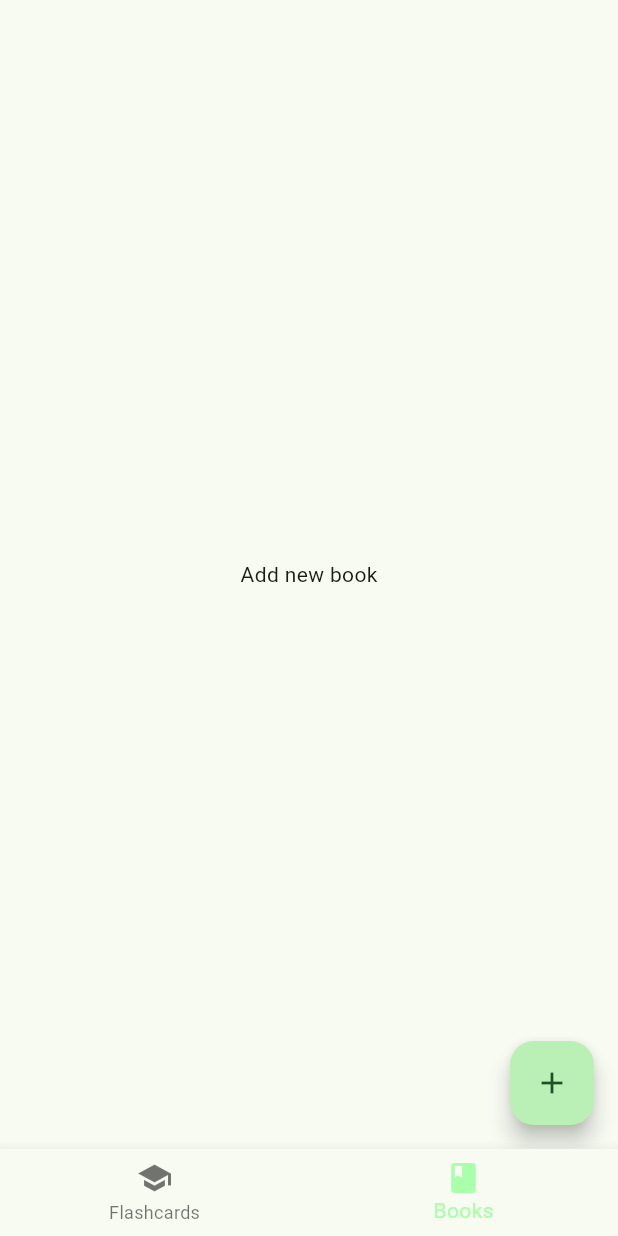
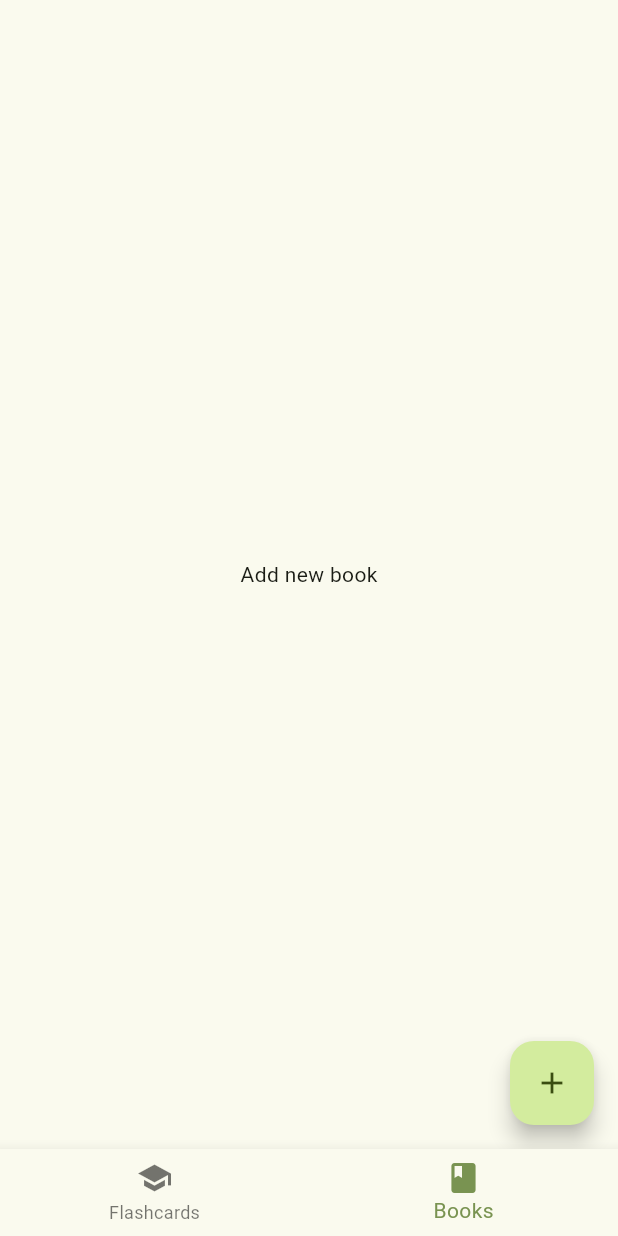
Before and after one commit to pablolambo/FlashRead, a Flutter app: the screen it shows after launch, item 2 of the bottom bar chosen, on a phone screen of 412 x 824 dp. Run offline on Flutter 3.47's test engine with Material 3 defaults, Android fonts, the phone set to English and light mode, and no system bars.

Commit message:
Added colors

```diff
--- a/src/flash_read/lib/main.dart
+++ b/src/flash_read/lib/main.dart
@@ -13,7 +13,12 @@ class FlashReadApp extends StatelessWidget {
     return MaterialApp(
       title: 'FlashRead',
       theme: ThemeData(
-        colorScheme: ColorScheme.fromSeed(seedColor: const Color(0xFFAAFFAA)),
+        colorScheme: ColorScheme.fromSeed(
+          seedColor: const Color.fromARGB(255, 215, 237, 168),
+          primary: const Color.fromARGB(255, 121, 147, 81),
+          secondary: const Color.fromARGB(255, 215, 237, 168),
+          brightness: Brightness.light,
+        ),
         useMaterial3: true,
       ),
       home: const NavigationBarApp(),
--- a/src/flash_read/lib/pages/navigation_bar.dart
+++ b/src/flash_read/lib/pages/navigation_bar.dart
@@ -18,20 +18,20 @@ class _NavigationBarAppState extends State<NavigationBarApp> {
   Widget build(BuildContext context) {
     return Scaffold(
       bottomNavigationBar: BottomNavigationBar(
-        items: const [
+        items: [
           BottomNavigationBarItem(
-            icon: Icon(Icons.school),
+            icon: const Icon(Icons.school),
             label: "Flashcards",
-            backgroundColor: Color(0xFFAAFFAA),
+            backgroundColor: Theme.of(context).colorScheme.primary,
           ),
           BottomNavigationBarItem(
-            icon: Icon(Icons.book),
+            icon: const Icon(Icons.book),
             label: "Books",
-            backgroundColor: Color(0xFFAAFFAA),
+            backgroundColor: Theme.of(context).colorScheme.primary,
           ),
         ],
         currentIndex: _selectedIndex,
-        selectedItemColor: const Color(0xFFAAFFAA),
+        selectedItemColor: Theme.of(context).colorScheme.primary,
         onTap: _onItemTapped,
       ),
       body: pages.elementAt(_selectedIndex),
```
